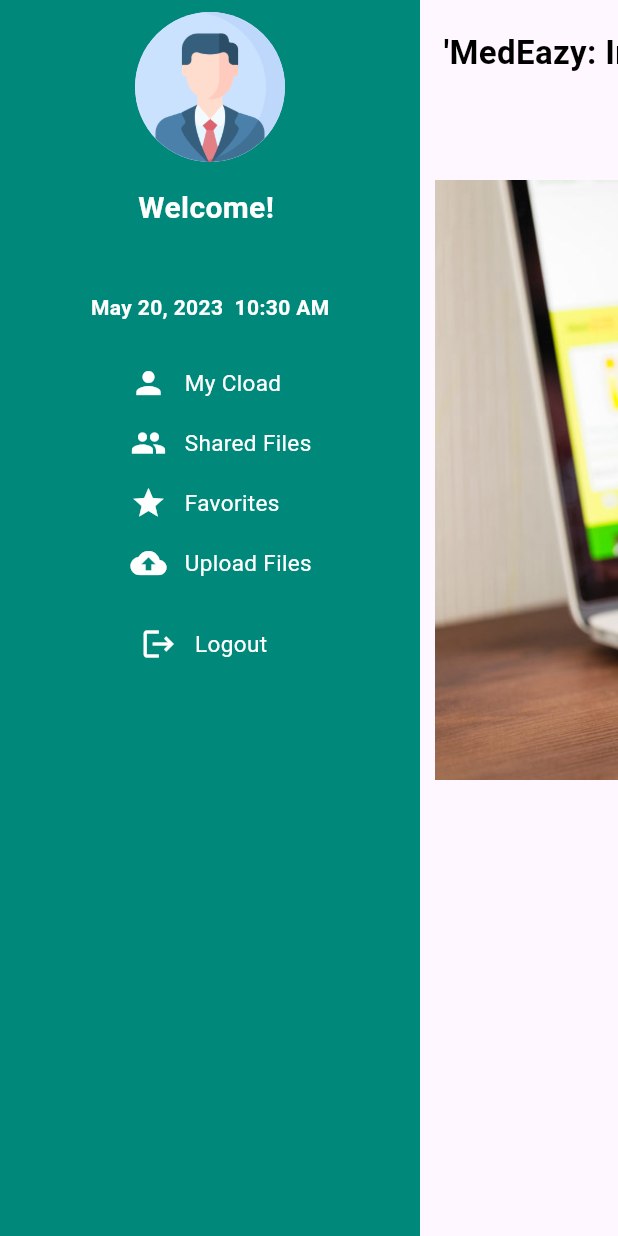
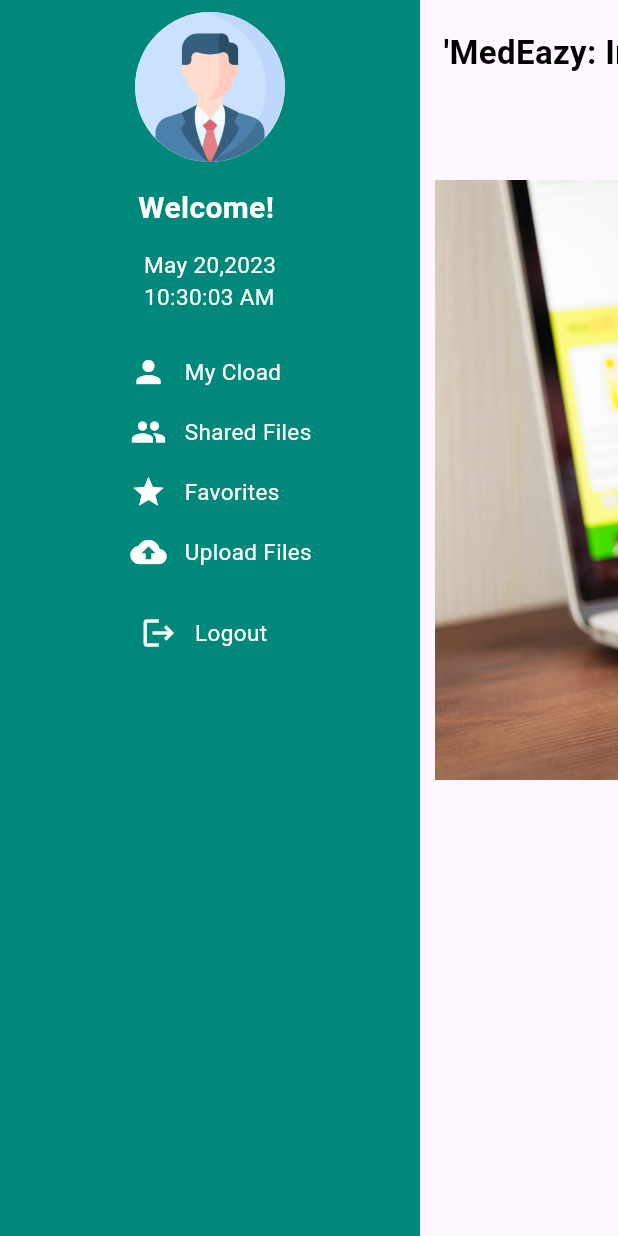
Before and after one commit to ahmedrazakhan-412/PharmEasyApp, a Flutter app: the DashboardScreen screen opened directly, after a tap on the "person" icon, on a phone screen of 412 x 824 dp. Run offline on Flutter 3.47's test engine with Material 2 defaults, Android fonts, the phone set to English and light mode, and no system bars; our stand-ins replace cloud_firestore, dio, firebase_core; accounts and stored records are empty.

Commit message:
PharmEasy code 17

```diff
--- a/lib/Dashboard/DashboardScreen.dart
+++ b/lib/Dashboard/DashboardScreen.dart
@@ -1,5 +1,6 @@
 import 'package:flutter/material.dart';
 import 'package:intl/intl.dart';
+import 'package:medicalstore/Login/Clock.dart';
 import 'package:medicalstore/Login/UserProvider.dart';
 import 'package:provider/provider.dart';
 import 'DashboardModuleCard.dart';
@@ -50,7 +51,7 @@ class DashboardScreen extends StatelessWidget {
                             padding: const EdgeInsets.all(8.0),
                             child: Center(
                               child: Text(
-                                'Welcome! \n$userName',
+                                'Welcome! $userName',
                                 style: TextStyle(
                                   fontSize: 20.0,
                                   fontWeight: FontWeight.bold,
@@ -62,12 +63,14 @@ class DashboardScreen extends StatelessWidget {
                           SizedBox(
                             height: 5,
                           ),
-                        Center(child: Text('$currentDate  $currentTime',
-                          style: TextStyle(color: Colors.white,
-                          fontWeight: FontWeight.bold),)),
-                          SizedBox(
-                            height: 20,
-                          ),
+                        Row(
+                          mainAxisAlignment: MainAxisAlignment.center,
+                          children: [
+                            Center(child: Clock()),
+                          ],
+                        ),
+                          SizedBox(height: 20),
+
                           SizedBox(
                               width: 130,
                               height: 40,
--- /dev/null
+++ b/lib/Login/Clock.dart
@@ -0,0 +1,32 @@
+import 'package:flutter/material.dart';
+import 'package:intl/intl.dart';
+
+class Clock extends StatefulWidget {
+  @override
+  _ClockState createState() => _ClockState();
+}
+
+class _ClockState extends State<Clock> {
+  String _currentTime = '';
+
+  @override
+  void initState() {
+    super.initState();
+    _updateTime();
+  }
+
+  void _updateTime() {
+    setState(() {
+      _currentTime = DateFormat('MMM dd,yyyy\nhh:mm:ss a').format(DateTime.now());
+    });
+    Future.delayed(Duration(seconds: 1), _updateTime);
+  }
+
+  @override
+  Widget build(BuildContext context) {
+    return Text(
+      _currentTime,
+      style: TextStyle(fontSize: 15,color: Colors.white),
+    );
+  }
+}
```
Also changed, not shown: pubspec.lock, 4 other files.
